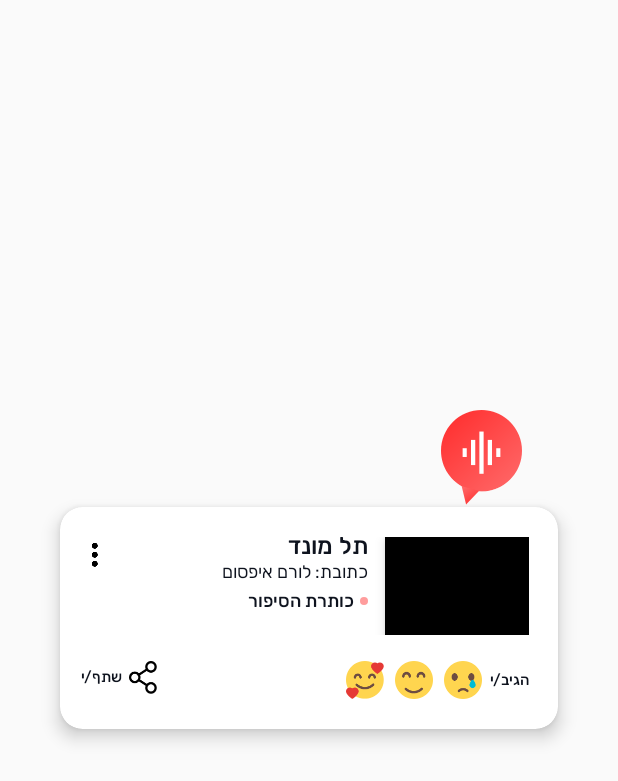
After one commit to shayAslan/RecordApp, an Android app: the layout located_story_dialog_layout.xml on its own in the app's theme, with its tools: preview values and no code run, on a phone screen of 412 x 824 dp. The commit adds this screen. Shown: the top 781 px of the screen. Run offline under Robolectric (Android 15) with nearby library versions, the phone set to English and light mode, and no system bars.

Commit message:
no message

```diff
--- a/MusicApplication/app/src/main/java/com/example/musicapplication/MainAdapter.java
+++ b/MusicApplication/app/src/main/java/com/example/musicapplication/MainAdapter.java
@@ -24,7 +24,7 @@ public class MainAdapter extends RecyclerView.Adapter<MainAdapter.ViewHolder>
     @Override
     public ViewHolder onCreateViewHolder(@NonNull ViewGroup parent, int viewType) {
 
-        int id = showMain ? R.layout.my_story_item_layout : R.layout.normal_discovery_layout;
+        int id = showMain ? R.layout.my_story_item_layout_unselected : R.layout.normal_discovery_layout;
         View view= LayoutInflater.from(parent.getContext()).inflate(id,parent,false);
 
 
--- /dev/null
+++ b/MusicApplication/app/src/main/res/layout/located_story_dialog_layout.xml
@@ -0,0 +1,230 @@
+<?xml version="1.0" encoding="utf-8"?>
+<RelativeLayout xmlns:android="http://schemas.android.com/apk/res/android"
+    xmlns:app="http://schemas.android.com/apk/res-auto"
+    android:layout_width="match_parent"
+    android:layout_height="match_parent"
+    android:gravity="center_horizontal"
+    android:layoutDirection="ltr"
+    android:orientation="vertical">
+
+
+    <ImageView
+        android:layout_width="wrap_content"
+        android:layout_height="wrap_content"
+        android:layout_above="@+id/card"
+        android:layout_alignEnd="@+id/card"
+        android:layout_marginTop="10dp"
+        android:layout_marginEnd="24dp"
+        android:src="@drawable/audio_map_icon" />
+
+    <androidx.cardview.widget.CardView
+        android:id="@+id/card"
+        android:layout_width="wrap_content"
+        android:layout_height="wrap_content"
+        android:layout_centerInParent="true"
+        android:layout_marginStart="40dp"
+        android:layout_marginEnd="40dp"
+        android:padding="5dp"
+        app:cardBackgroundColor="@color/white"
+        app:cardCornerRadius="15dp"
+        app:cardElevation="7dp">
+
+        <LinearLayout
+            android:layout_width="match_parent"
+            android:layout_height="wrap_content"
+            android:gravity="center"
+            android:orientation="vertical">
+
+            <RelativeLayout
+                android:layout_width="match_parent"
+                android:layout_height="wrap_content"
+                android:layout_marginStart="13dp"
+                android:layout_marginTop="20dp"
+                android:layout_marginEnd="17dp">
+
+                <ImageView
+                    android:id="@+id/btn_story_menu"
+                    android:layout_width="wrap_content"
+                    android:layout_height="wrap_content"
+                    android:layout_alignParentStart="true"
+                    android:layout_marginEnd="8dp"
+                    android:background="?attr/selectableItemBackgroundBorderless"
+                    android:src="@drawable/more_icon" />
+
+
+                <ImageView
+                    android:id="@+id/venue_image"
+                    android:layout_width="96dp"
+                    android:layout_height="65dp"
+                    android:layout_alignParentEnd="true"
+                    android:layout_marginStart="11dp"
+                    android:background="@color/black"
+                    android:elevation="5dp" />
+
+                <androidx.appcompat.widget.AppCompatTextView
+                    android:id="@+id/lbl_story_name"
+                    android:layout_width="match_parent"
+                    android:layout_height="wrap_content"
+                    android:layout_marginTop="-3dp"
+                    android:layout_toStartOf="@+id/venue_image"
+                    android:layout_toEndOf="@+id/btn_story_menu"
+                    android:fontFamily="@font/rubik_meduim"
+                    android:gravity="start"
+                    android:lines="1"
+                    android:text="תל מונד"
+                    android:textColor="#0E131E"
+                    android:textSize="15dp"
+                    app:autoSizeTextType="uniform" />
+
+                <androidx.appcompat.widget.AppCompatTextView
+                    android:id="@+id/lbl_story_address"
+                    android:layout_width="match_parent"
+                    android:layout_height="wrap_content"
+                    android:layout_below="@+id/lbl_story_name"
+                    android:layout_toStartOf="@+id/venue_image"
+                    android:layout_toEndOf="@+id/btn_story_menu"
+                    android:fontFamily="@font/rubik_regular"
+                    android:gravity="start"
+                    android:lines="1"
+                    android:text="כתובת: לורם איפסום"
+                    android:textColor="#0E131E"
+                    android:textSize="12dp"
+                    app:autoSizeTextType="uniform" />
+
+                <RelativeLayout
+                    android:layout_width="match_parent"
+                    android:layout_height="wrap_content"
+                    android:layout_below="@+id/lbl_story_address"
+                    android:layout_toStartOf="@+id/venue_image"
+                    android:layout_toEndOf="@+id/btn_story_menu">
+
+                    <ImageView
+                        android:id="@+id/point"
+                        android:layout_width="5dp"
+                        android:layout_height="5dp"
+                        android:layout_alignParentEnd="true"
+                        android:layout_centerVertical="true"
+                        android:gravity="center"
+                        android:src="@drawable/gray_circle"
+                        android:textColor="#FF9D9D"
+                        app:tint="#FF9D9D" />
+
+                    <androidx.appcompat.widget.AppCompatTextView
+                        android:id="@+id/lbl_story_title"
+                        android:layout_width="match_parent"
+                        android:layout_height="wrap_content"
+                        android:layout_alignParentStart="true"
+                        android:layout_centerVertical="true"
+                        android:layout_marginTop="9dp"
+                        android:layout_marginEnd="4dp"
+                        android:layout_toStartOf="@+id/point"
+                        android:fontFamily="@font/rubik_meduim"
+                        android:gravity="start"
+                        android:lines="1"
+                        android:text="כותרת הסיפור"
+                        android:textColor="#0E131E"
+                        android:textSize="12dp"
+                        app:autoSizeTextType="uniform" />
+
+                </RelativeLayout>
+
+            </RelativeLayout>
+
+            <RelativeLayout
+                android:layout_width="match_parent"
+                android:layout_height="match_parent"
+                android:layout_marginStart="15dp"
+                android:layout_marginTop="17dp"
+                android:layout_marginEnd="17dp"
+                android:layout_marginBottom="20dp"
+                android:orientation="horizontal">
+
+                <LinearLayout
+                    android:id="@+id/btn_located_dialog_share"
+                    android:layout_width="wrap_content"
+                    android:layout_height="wrap_content"
+                    android:layout_alignParentStart="true"
+                    android:background="?attr/selectableItemBackgroundBorderless"
+                    android:gravity="end|center_vertical"
+                    android:orientation="horizontal">
+
+                    <TextView
+                        android:id="@+id/lbl_share_counter"
+                        android:layout_width="wrap_content"
+                        android:layout_height="wrap_content"
+                        android:layout_marginEnd="4dp"
+                        android:ellipsize="end"
+                        android:fontFamily="@font/rubik_meduim"
+                        android:gravity="center_vertical|end"
+                        android:lines="1"
+                        android:text="@string/shears"
+                        android:textColor="#0E131E"
+                        android:textSize="10dp" />
+
+                    <ImageView
+                        android:layout_width="wrap_content"
+                        android:layout_height="wrap_content"
+                        android:gravity="center_vertical"
+                        android:src="@drawable/share_big_icon" />
+
+                </LinearLayout>
+
+
+                <LinearLayout
+                    android:layout_width="wrap_content"
+                    android:layout_height="wrap_content"
+                    android:layout_alignParentEnd="true"
+                    android:layout_marginStart="8dp"
+                    android:gravity="end|center_vertical"
+                    android:orientation="horizontal">
+
+
+                    <ImageView
+                        android:id="@+id/image_smile_heart"
+                        android:layout_width="wrap_content"
+                        android:layout_height="wrap_content"
+                        android:layout_marginEnd="2dp"
+                        android:gravity="center_vertical"
+                        android:src="@drawable/smile_heart_icon_big" />
+
+                    <ImageView
+                        android:id="@+id/image_smile"
+                        android:layout_width="wrap_content"
+                        android:layout_height="wrap_content"
+                        android:layout_marginStart="5dp"
+                        android:layout_marginEnd="2dp"
+                        android:gravity="center_vertical"
+                        android:src="@drawable/smile_icon_big" />
+
+                    <ImageView
+                        android:id="@+id/image_smile_sad"
+                        android:layout_width="wrap_content"
+                        android:layout_height="wrap_content"
+                        android:layout_marginStart="5dp"
+                        android:gravity="center_vertical"
+                        android:src="@drawable/crying_icon_big" />
+
+                    <TextView
+                        android:id="@+id/lbl_like_counter"
+                        android:layout_width="wrap_content"
+                        android:layout_height="wrap_content"
+                        android:layout_marginStart="5dp"
+                        android:ellipsize="end"
+                        android:fontFamily="@font/rubik_meduim"
+                        android:gravity="center_vertical|end"
+                        android:lines="1"
+                        android:text="@string/reacted"
+                        android:textColor="#0E131E"
+                        android:textSize="10dp" />
+
+                </LinearLayout>
+
+
+            </RelativeLayout>
+
+        </LinearLayout>
+
+    </androidx.cardview.widget.CardView>
+
+
+</RelativeLayout>
--- a/MusicApplication/app/src/main/res/layout/recording_list_layout.xml
+++ b/MusicApplication/app/src/main/res/layout/recording_list_layout.xml
@@ -44,7 +44,7 @@
         app:layout_constraintStart_toStartOf="parent"
         app:layout_constraintTop_toBottomOf="@+id/lbl_dummy1"
         tools:itemCount="10"
-        tools:listitem="@layout/my_story_item_layout" />
+        tools:listitem="@layout/my_story_item_layout_normal" />
 
 
 </androidx.constraintlayout.widget.ConstraintLayout>
--- a/MusicApplication/app/src/main/res/values/strings.xml
+++ b/MusicApplication/app/src/main/res/values/strings.xml
@@ -54,5 +54,7 @@
     <string name="my_stories_library">ספריית הסיפורים שלי</string>
     <string name="has_account">יש לי חשבון</string>
     <string name="recording_save_dialog_title_text">האם את/ה רוצה לשמור את הסיפור?</string>
+    <string name="shears">שתף/י</string>
+    <string name="reacted">הגיב/י</string>
 
 </resources>
```
Also changed, not shown: MusicApplication/app/src/main/res/drawable/selected_my_story_item_bg.xml (added, +7 -0 lines), MusicApplication/app/src/main/res/layout/activity_splash_screen.xml (+6 -10 lines), MusicApplication/app/src/main/res/layout/my_story_item_layout_normal.xml (added, +24 -0 lines), MusicApplication/app/src/main/res/layout/my_story_item_layout_selected.xml (added, +257 -0 lines), MusicApplication/app/src/main/res/layout/my_story_item_layout_unselected.xml (renamed from MusicApplication/app/src/main/res/layout/my_story_item_layout.xml, +28 -19 lines).
